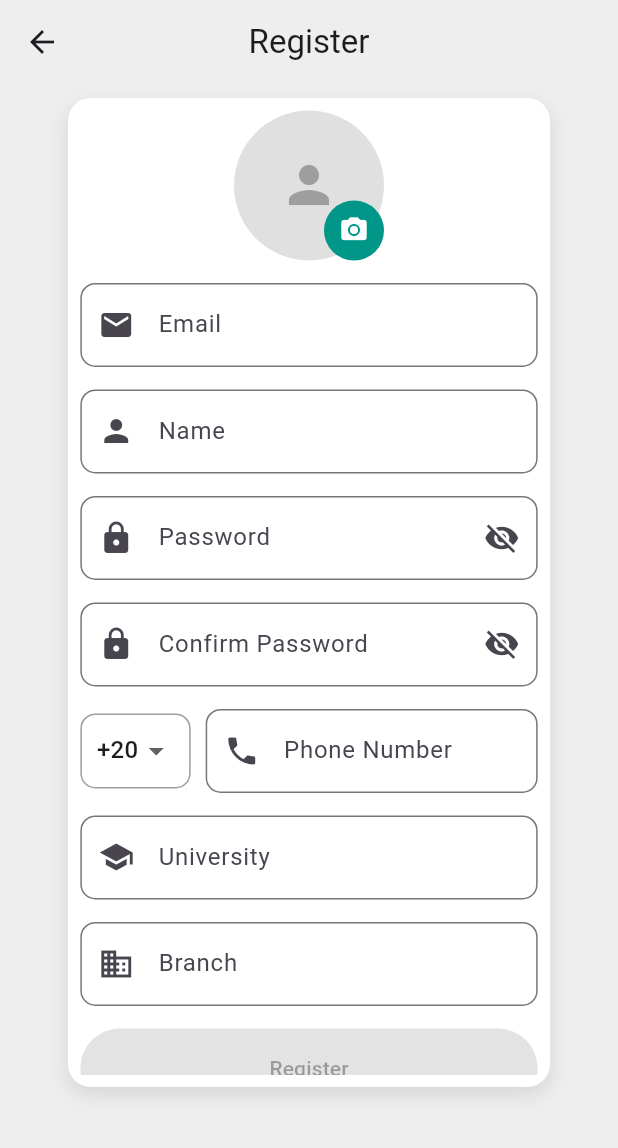
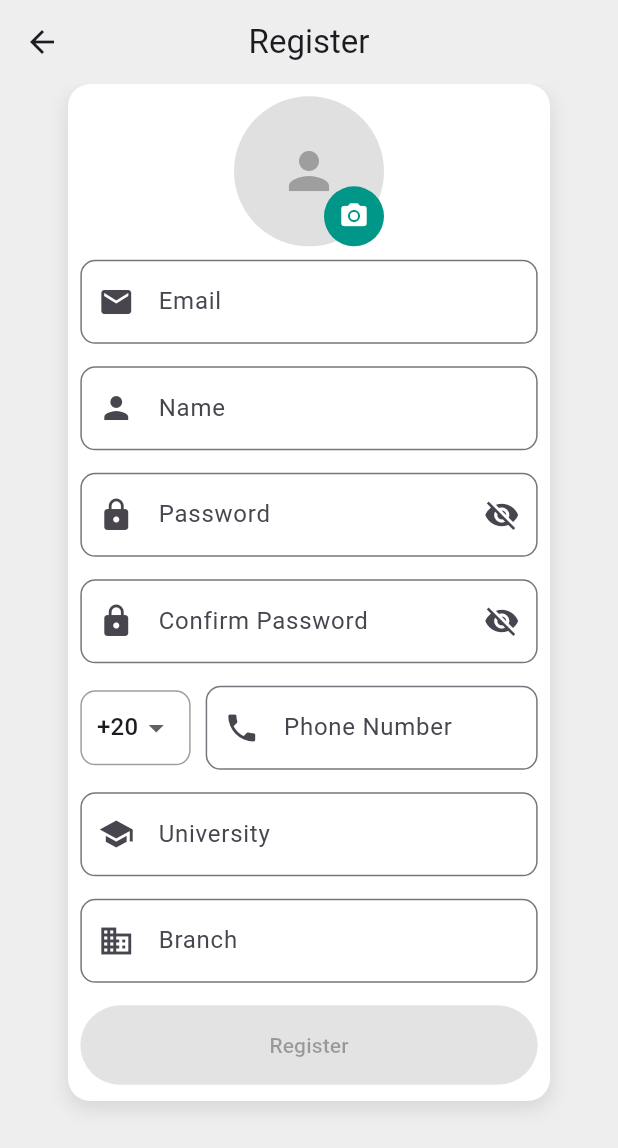
Before and after one commit to MORAMZY14/Etqan, a Flutter app: the RegisterPage screen opened directly, on a phone screen of 412 x 824 dp. Shown: the top 1148 px of the screen. Run offline on Flutter 3.47's test engine with Material 3 defaults, Android fonts, the phone set to English and light mode, and no system bars; our stand-ins replace cloud_firestore, file_picker, firebase_auth, firebase_core, firebase_messaging, firebase_storage and 3 more; missing offline and left inert: firebase_app_check, onesignal_flutter; accounts and stored records are empty.

Commit message:
UI & UX Modification : New Registration Page

```diff
--- a/lib/register_page.dart
+++ b/lib/register_page.dart
@@ -271,7 +271,7 @@ class _RegisterPageState extends State<RegisterPage> {
           padding: EdgeInsets.only(bottom: 90.0), // Add padding to move the container down
           child: Container(
             width: MediaQuery.of(context).size.width * 0.78,
-            height: MediaQuery.of(context).size.height * 0.8,
+            height: MediaQuery.of(context).size.height * 0.85,
             padding: EdgeInsets.all(MediaQuery.of(context).size.width * 0.02),
             decoration: BoxDecoration(
               color: Colors.white,
@@ -316,7 +316,7 @@ class _RegisterPageState extends State<RegisterPage> {
                       ],
                     ),
                   ),
-                  const SizedBox(height: 15),
+                  const SizedBox(height: 9),
                   _buildTextField(_emailController, 'Email', TextInputType.emailAddress, Icons.email),
                   if (!_isGmail)
                     Padding(
@@ -325,7 +325,7 @@ class _RegisterPageState extends State<RegisterPage> {
                         'Please use a Gmail address.',
                         style: TextStyle(
                           color: Colors.red,
-                          fontSize: MediaQuery.of(context).size.width * 0.015,
+                          fontSize: MediaQuery.of(context).size.width * 0.025,
                         ),
                       ),
                     ),
@@ -344,7 +344,7 @@ class _RegisterPageState extends State<RegisterPage> {
                         'Passwords do not match.',
                         style: TextStyle(
                           color: Colors.red,
-                          fontSize: MediaQuery.of(context).size.width * 0.015,
+                          fontSize: MediaQuery.of(context).size.width * 0.025,
                         ),
                       ),
                     ),
```
